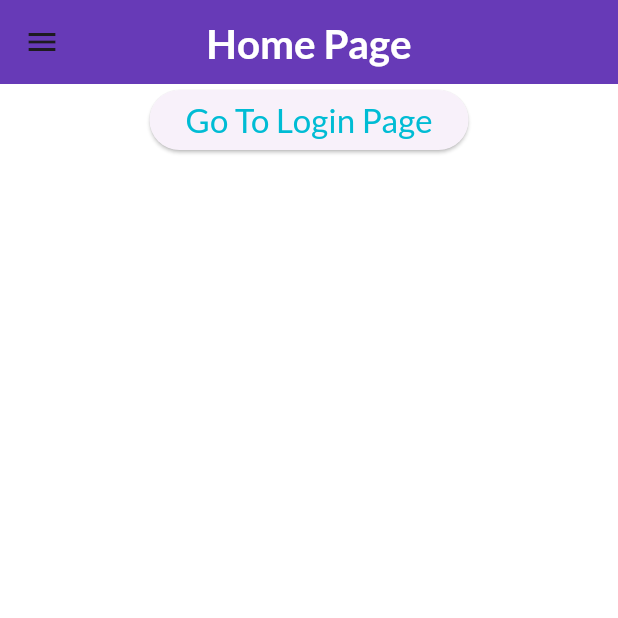
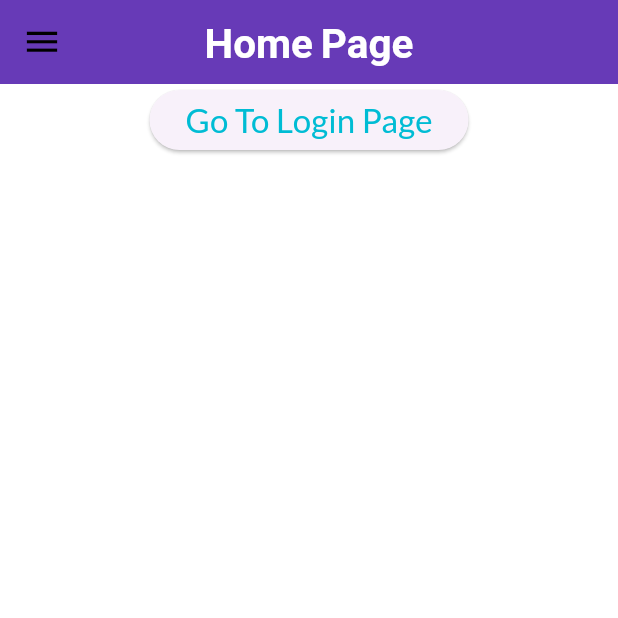
Before and after one commit to SethRitikCoder/practice_and_learning, a Flutter app: the screen it shows after launch, on a phone screen of 412 x 824 dp, the top half of it. Run offline on Flutter 3.47's test engine with Material 3 defaults, Android fonts, the phone set to English and light mode, and no system bars; our stand-ins replace google_fonts.

Commit message:
add themedata and create models

```diff
--- a/lib/main.dart
+++ b/lib/main.dart
@@ -1,8 +1,9 @@
 import 'package:flutter/material.dart';
-import 'package:google_fonts/google_fonts.dart';
+
 import 'package:make_app/pages/homepage.dart';
 import 'package:make_app/pages/loginpage.dart';
 import 'package:make_app/pages/tryvalidatepage.dart';
+import 'package:make_app/widget/theme.dart';
 
 void main() {
   runApp(const MyApp());
@@ -15,16 +16,11 @@ class MyApp extends StatelessWidget {
   @override
   Widget build(BuildContext context) {
     return MaterialApp(
-      themeMode: ThemeMode.light,
-      darkTheme: ThemeData(brightness: Brightness.dark),
+      themeMode: ThemeMode.system,
+      darkTheme: Mytheme.darktheme(),
 
       debugShowCheckedModeBanner: false,
-      theme: ThemeData(
-        fontFamily: GoogleFonts.lato().fontFamily,
-        colorScheme: ColorScheme.fromSeed(seedColor: Colors.deepPurple),
-        primaryTextTheme: GoogleFonts.latoTextTheme(),
-        useMaterial3: true,
-      ),
+      theme: Mytheme.lighttheme,
 
       initialRoute: "home",
       routes: {
--- a/lib/widget/drawer2.dart
+++ b/lib/widget/drawer2.dart
@@ -19,6 +19,7 @@ class MyDrawerer extends StatelessWidget {
               accountEmail: textdef("RitikSeth2222@gmail.com", 15),
               currentAccountPicture: CircleAvatar(
                 backgroundImage: AssetImage(imageurl),
+
               ),
             ),
             ListTile(
--- /dev/null
+++ b/lib/widget/theme.dart
@@ -0,0 +1,46 @@
+import 'package:flutter/material.dart';
+import 'package:google_fonts/google_fonts.dart';
+
+class Mytheme {
+  static ThemeData get lighttheme {
+    return ThemeData(
+      useMaterial3: true,
+      primaryTextTheme: GoogleFonts.latoTextTheme(),
+      colorScheme: ColorScheme.fromSeed(seedColor: Colors.deepPurple),
+      fontFamily: GoogleFonts.lato().fontFamily,
+      appBarTheme: AppBarThemeData(
+        backgroundColor: Colors.deepPurple,
+        centerTitle: true,
+        elevation: 0.0,
+        iconTheme: IconThemeData(color: Colors.black, size: 27),
+        titleSpacing: 2.0,
+        titleTextStyle: TextStyle(
+          color: Colors.black,
+          fontSize: 25,
+          fontWeight: FontWeight.bold,
+        ),
+      ),
+    );
+  }
+
+  static ThemeData darktheme() {
+    return ThemeData(
+      colorScheme: ColorScheme.fromSeed(
+        seedColor: Colors.indigoAccent,
+        brightness: Brightness.dark,
+      ),
+      useMaterial3: true,
+      appBarTheme: AppBarThemeData(
+        centerTitle: true,
+        elevation: 0.0,
+        iconTheme: IconThemeData(color: Colors.white, size: 27),
+        titleSpacing: 2.0,
+        titleTextStyle: TextStyle(
+          color: Colors.white,
+          fontSize: 25,
+          fontWeight: FontWeight.bold,
+        ),
+      ),
+    );
+  }
+}
```
Also changed, not shown: lib/models/catalogmodel.dart (added, +28 -0 lines).
